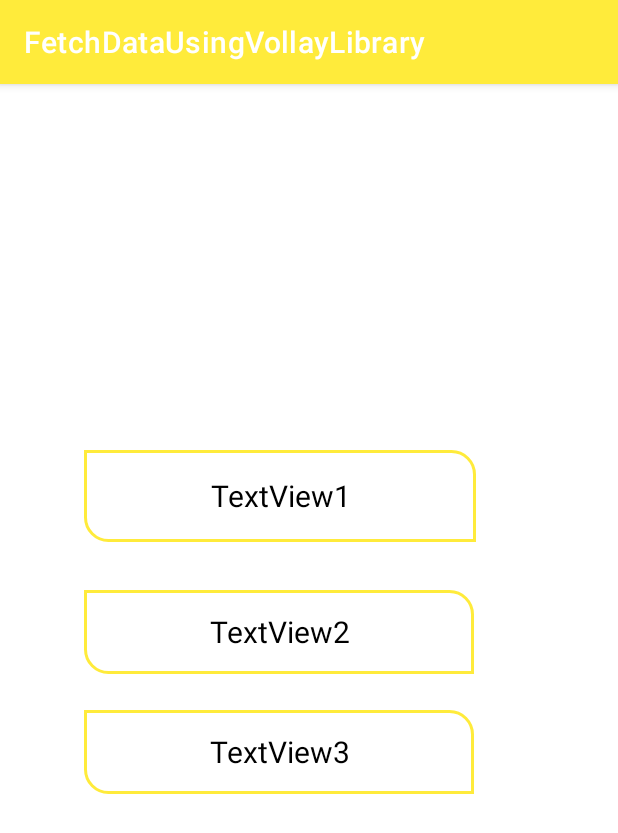
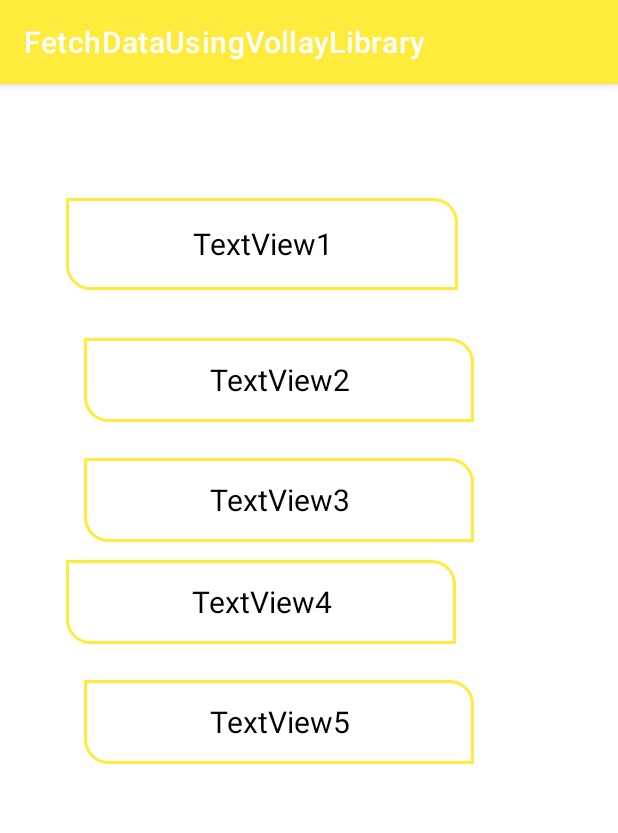
Before and after one commit to Tanzeelzahrakhan/FetchDataUsingVolleyLibrary, an Android app: the screen it shows after launch (MainActivity), on a phone screen of 412 x 824 dp. Shown: the top 833 px of the screen. Run offline under Robolectric (Android 15) with nearby library versions, the phone set to English and light mode, and no system bars; our stand-ins replace Volley; network calls fail.

Commit message:
//After Fetch value of object to  in object

```diff
--- a/app/src/main/java/com/example/fetchdatausingvollaylibrary/MainActivity.java
+++ b/app/src/main/java/com/example/fetchdatausingvollaylibrary/MainActivity.java
@@ -16,7 +16,7 @@ import org.json.JSONException;
 import org.json.JSONObject;
 
 public class MainActivity extends AppCompatActivity {
-TextView tvName,tvUserName,tvemail;
+TextView tvName,tvUserName,tvemail,tvStreet,tvSuite;
     @Override
     protected void onCreate(Bundle savedInstanceState) {
         super.onCreate(savedInstanceState);
@@ -24,6 +24,8 @@ TextView tvName,tvUserName,tvemail;
         tvName=findViewById(R.id.textView);
         tvUserName=findViewById(R.id.textView2);
         tvemail=findViewById(R.id.textView3);
+        tvStreet=findViewById(R.id.textView4);
+        tvSuite=findViewById(R.id.textView5);
         String URL="https://jsonplaceholder.typicode.com/users";
 
          StringRequest request= new StringRequest(URL, new Response.Listener<String>() {
@@ -38,6 +40,11 @@ TextView tvName,tvUserName,tvemail;
                      tvName.setText(Name);
                      tvUserName.setText(Username);
                      tvemail.setText(Email);
+                     JSONObject jsonObject2=jsonArray.getJSONObject(0).getJSONObject("address");
+                     String phone=jsonObject2.getString("street");
+                     String Web=jsonObject2.getString("suite");
+                     tvStreet.setText(phone);
+                      tvSuite.setText(Web);
 
 
                  } catch (JSONException e) {
--- a/app/src/main/res/layout/activity_main.xml
+++ b/app/src/main/res/layout/activity_main.xml
@@ -10,8 +10,8 @@
         android:id="@+id/textView"
         android:layout_width="261dp"
         android:layout_height="61dp"
-        android:layout_marginStart="56dp"
-        android:layout_marginTop="244dp"
+        android:layout_marginStart="44dp"
+        android:layout_marginTop="76dp"
         android:background="@drawable/stroke"
         android:gravity="center"
         android:text="TextView1"
@@ -48,19 +48,32 @@
         app:layout_constraintStart_toStartOf="parent"
         app:layout_constraintTop_toBottomOf="@+id/textView2" />
 
-    <!--<TextView
+    <TextView
         android:id="@+id/textView4"
         android:layout_width="260dp"
         android:layout_height="56dp"
-        android:layout_marginStart="84dp"
+        android:layout_marginStart="44dp"
+        android:layout_marginTop="12dp"
+        android:background="@drawable/stroke"
+        android:gravity="center"
+        android:text="TextView4"
+        android:textColor="@color/black"
+        android:textSize="20sp"
+        app:layout_constraintStart_toStartOf="parent"
+        app:layout_constraintTop_toBottomOf="@+id/textView3" />
+
+    <TextView
+        android:id="@+id/textView5"
+        android:layout_width="260dp"
+        android:layout_height="56dp"
+        android:layout_marginStart="56dp"
         android:layout_marginTop="24dp"
-        android:text="TextView4"
+        android:background="@drawable/stroke"
+        android:gravity="center"
+        android:text="TextView5"
+        android:textColor="@color/black"
+        android:textSize="20sp"
         app:layout_constraintStart_toStartOf="parent"
-        app:layout_constraintTop_toBottomOf="@+id/textView3"
-        android:gravity="center"
-        android:textSize="20sp"
-        android:background="@drawable/stroke"
-        android:textColor="@color/black"/>
--->
+        app:layout_constraintTop_toBottomOf="@+id/textView4" />
 
 </androidx.constraintlayout.widget.ConstraintLayout>
```
